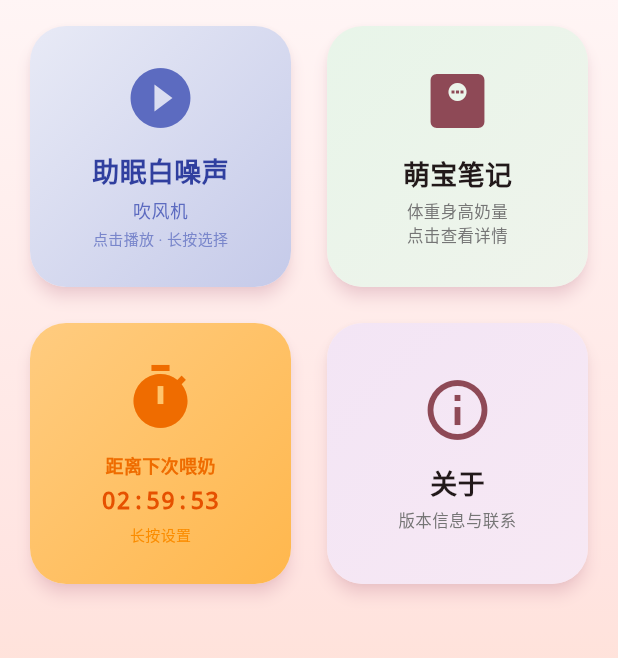
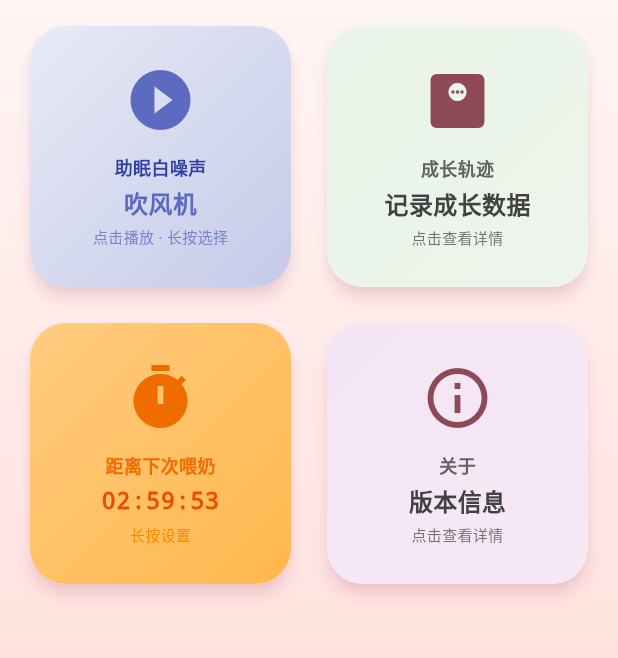
Before and after one commit to Gitronlee/baby-assistant, a Flutter app: the screen it shows after launch, on a phone screen of 412 x 824 dp, the part 88-746 px from its top. Run offline on Flutter 3.47's test engine with Material 3 defaults, Android fonts, the light colour scheme and no system bars; our stand-ins replace audioplayers, file_picker, fl_chart, shared_preferences.

Commit message:
统一字体格式，萌宝笔记改为成长轨迹

```diff
--- a/lib/main.dart
+++ b/lib/main.dart
@@ -387,8 +387,9 @@
               _buildGridItem(
                 context,
                 icon: Icons.monitor_weight,
-                title: '萌宝笔记',
-                subtitle: '体重身高奶量\n点击查看详情',
+                title: '成长轨迹',
+                middleText: '记录成长数据',
+                subtitle: '点击查看详情',
                 color: const Color(0xFFE8F5E9),
                 onTap: () {
                   Navigator.push(
@@ -404,7 +405,8 @@
                 context,
                 icon: Icons.info_outline,
                 title: '关于',
-                subtitle: '版本信息与联系',
+                middleText: '版本信息',
+                subtitle: '点击查看详情',
                 color: const Color(0xFFF3E5F5),
                 onTap: () {
                   Navigator.push(
@@ -443,7 +445,7 @@
           borderRadius: BorderRadius.circular(24),
           child: Padding(
             padding: const EdgeInsets.symmetric(vertical: 8.0),
-            child: Column(
+              child: Column(
               mainAxisAlignment: MainAxisAlignment.center,
               children: [
                 Icon(
@@ -455,8 +457,8 @@
                 Text(
                   '助眠白噪声',
                   style: TextStyle(
-                    fontSize: 18,
-                    fontWeight: FontWeight.bold,
+                    fontSize: 12,
+                    fontWeight: FontWeight.w600,
                     color: _isPlaying ? Colors.white : Colors.indigo.shade700,
                   ),
                 ),
@@ -464,7 +466,8 @@
                 Text(
                   _customAudioPath != null ? '自定义音频' : _currentNoise,
                   style: TextStyle(
-                    fontSize: 12,
+                    fontSize: 16,
+                    fontWeight: FontWeight.bold,
                     color: _isPlaying ? Colors.white70 : Colors.indigo.shade400,
                   ),
                 ),
@@ -751,6 +754,7 @@
     required String title,
     required Color color,
     required VoidCallback onTap,
+    String? middleText,
     String? subtitle,
   }) {
     return Card(
@@ -784,23 +788,35 @@
                 const SizedBox(height: 12),
                 Text(
                   title,
-                  style: const TextStyle(
-                    fontSize: 18,
-                    fontWeight: FontWeight.bold,
+                  style: TextStyle(
+                    fontSize: 12,
+                    fontWeight: FontWeight.w600,
+                    color: Colors.grey.shade700,
                   ),
                 ),
+                if (middleText != null) ...[
+                  const SizedBox(height: 4),
+                  Text(
+                    middleText,
+                    style: TextStyle(
+                      fontSize: 16,
+                      fontWeight: FontWeight.bold,
+                      color: Colors.grey.shade800,
+                    ),
+                  ),
+                ],
                 if (subtitle != null) ...[
                   const SizedBox(height: 4),
                   Text(
                     subtitle,
                     style: TextStyle(
-                      fontSize: 11,
+                      fontSize: 10,
                       color: Colors.grey.shade600,
                     ),
                     textAlign: TextAlign.center,
                   ),
-                ] else ...[
-                  const SizedBox(height: 15),
+                ] else if (middleText == null) ...[
+                  const SizedBox(height: 20),
                 ],
               ],
             ),
--- a/lib/screens/weight_screen.dart
+++ b/lib/screens/weight_screen.dart
@@ -484,7 +484,7 @@
   Widget build(BuildContext context) {
     final cardColor = Theme.of(context).cardColor;
     return Scaffold(
-      appBar: AppBar(title: const Text("萌宝笔记")),
+      appBar: AppBar(title: const Text("成长轨迹")),
       body: Column(
         children: [
           Padding(
```
